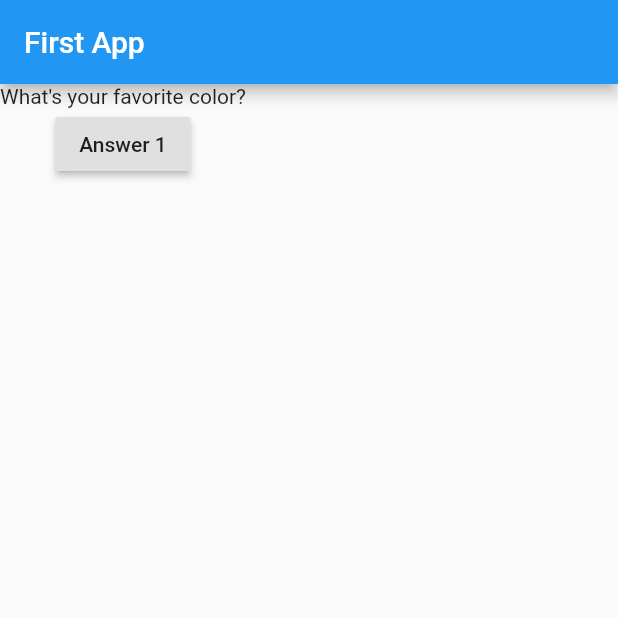
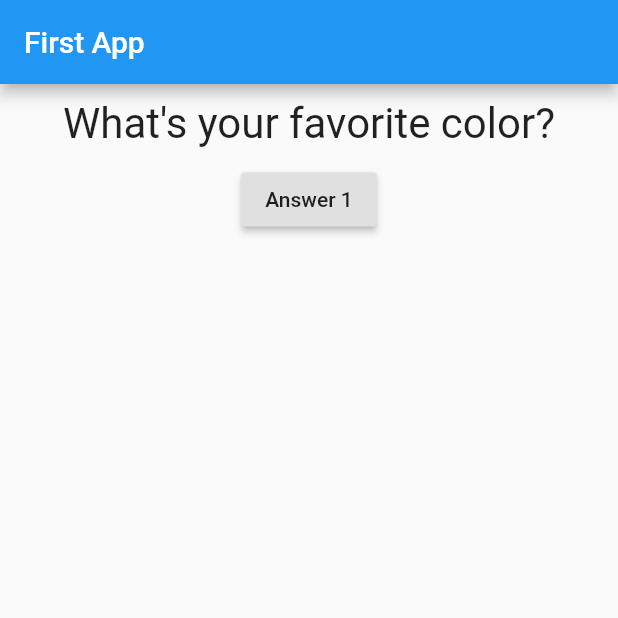
Before and after one commit to taufanbasri/basic_flutter, a Flutter app: the screen it shows after launch, on a phone screen of 412 x 824 dp, the top half of it. Run offline on Flutter 3.47's test engine with Material 2 defaults, Android fonts, the phone set to English and light mode, and no system bars.

Commit message:
First Style

```diff
--- a/lib/question.dart
+++ b/lib/question.dart
@@ -7,6 +7,14 @@ class Question extends StatelessWidget {
 
   @override
   Widget build(BuildContext context) {
-    return Text(quostionText);
+    return Container(
+      width: double.infinity,
+      margin: const EdgeInsets.all(10),
+      child: Text(
+        quostionText,
+        style: const TextStyle(fontSize: 28),
+        textAlign: TextAlign.center,
+      ),
+    );
   }
 }
```
